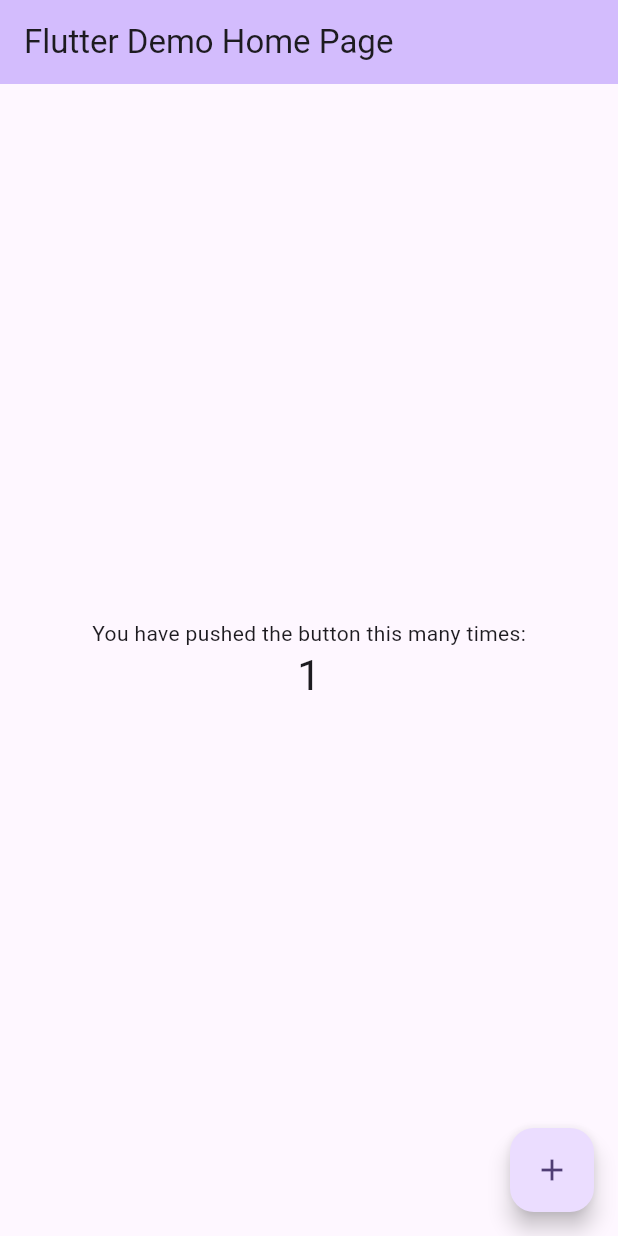
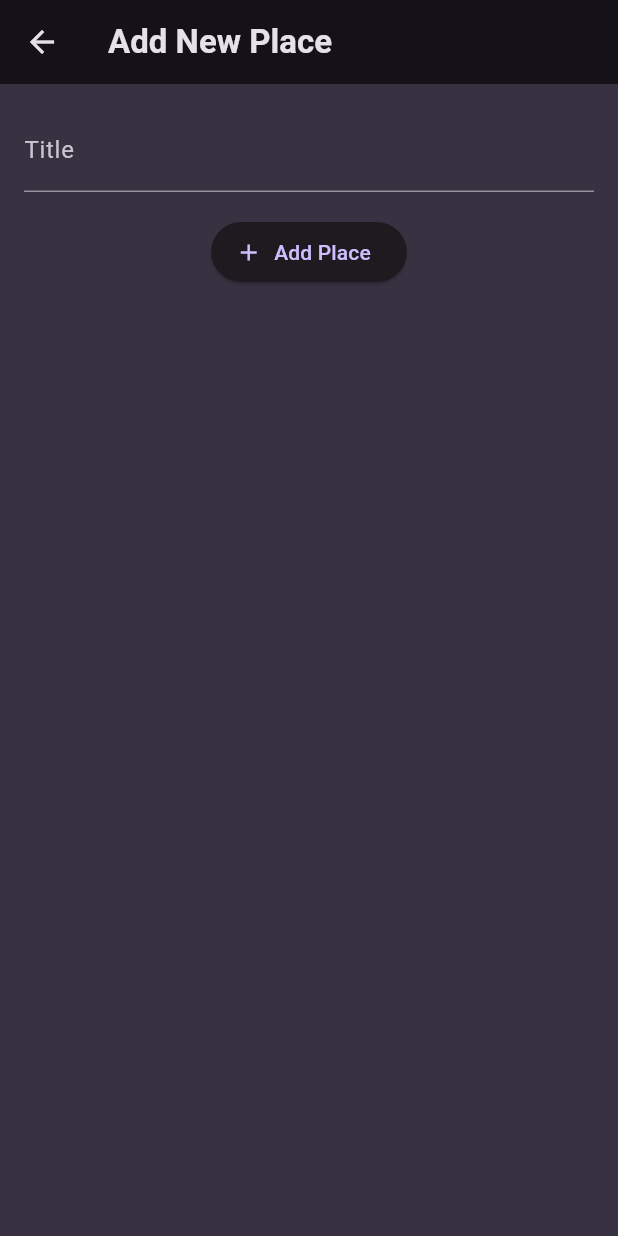
Before and after one commit to vetonmilaimi/flutter_favorite_places, a Flutter app: the screen it shows after launch, after a tap on the "add" icon, on a phone screen of 412 x 824 dp. Run offline on Flutter 3.47's test engine with Material 3 defaults, Android fonts, the phone set to English and light mode, and no system bars; our stand-ins replace flutter_riverpod, google_fonts.

Commit message:
Add screens, and ability to add place with global state

```diff
--- a/lib/main.dart
+++ b/lib/main.dart
@@ -1,125 +1,49 @@
 import 'package:flutter/material.dart';
+import 'package:flutter_riverpod/flutter_riverpod.dart';
+import 'package:google_fonts/google_fonts.dart';
+
+import 'package:favorite_places/screens/places.dart';
+
+final colorScheme = ColorScheme.fromSeed(
+  brightness: Brightness.dark,
+  seedColor: const Color.fromARGB(255, 102, 6, 247),
+  background: const Color.fromARGB(255, 56, 49, 66),
+);
+
+final theme = ThemeData().copyWith(
+  useMaterial3: true,
+  scaffoldBackgroundColor: colorScheme.background,
+  colorScheme: colorScheme,
+  textTheme: GoogleFonts.ubuntuCondensedTextTheme().copyWith(
+    titleSmall: GoogleFonts.ubuntuCondensed(
+      fontWeight: FontWeight.bold,
+    ),
+    titleMedium: GoogleFonts.ubuntuCondensed(
+      fontWeight: FontWeight.bold,
+    ),
+    titleLarge: GoogleFonts.ubuntuCondensed(
+      fontWeight: FontWeight.bold,
+    ),
+  ),
+);
 
 void main() {
-  runApp(const MyApp());
+  runApp(
+    const ProviderScope(
+      child: MyApp(),
+    ),
+  );
 }
 
 class MyApp extends StatelessWidget {
-  const MyApp({super.key});
+  const MyApp({Key? key}) : super(key: key);
 
-  // This widget is the root of your application.
   @override
   Widget build(BuildContext context) {
     return MaterialApp(
-      title: 'Flutter Demo',
-      theme: ThemeData(
-        // This is the theme of your application.
-        //
-        // TRY THIS: Try running your application with "flutter run". You'll see
-        // the application has a blue toolbar. Then, without quitting the app,
-        // try changing the seedColor in the colorScheme below to Colors.green
-        // and then invoke "hot reload" (save your changes or press the "hot
-        // reload" button in a Flutter-supported IDE, or press "r" if you used
-        // the command line to start the app).
-        //
-        // Notice that the counter didn't reset back to zero; the application
-        // state is not lost during the reload. To reset the state, use hot
-        // restart instead.
-        //
-        // This works for code too, not just values: Most code changes can be
-        // tested with just a hot reload.
-        colorScheme: ColorScheme.fromSeed(seedColor: Colors.deepPurple),
-        useMaterial3: true,
-      ),
-      home: const MyHomePage(title: 'Flutter Demo Home Page'),
+      title: 'Great Places',
+      theme: theme,
+      home: const PlacesScreen(),
     );
   }
 }
-
-class MyHomePage extends StatefulWidget {
-  const MyHomePage({super.key, required this.title});
-
-  // This widget is the home page of your application. It is stateful, meaning
-  // that it has a State object (defined below) that contains fields that affect
-  // how it looks.
-
-  // This class is the configuration for the state. It holds the values (in this
-  // case the title) provided by the parent (in this case the App widget) and
-  // used by the build method of the State. Fields in a Widget subclass are
-  // always marked "final".
-
-  final String title;
-
-  @override
-  State<MyHomePage> createState() => _MyHomePageState();
-}
-
-class _MyHomePageState extends State<MyHomePage> {
-  int _counter = 0;
-
-  void _incrementCounter() {
-    setState(() {
-      // This call to setState tells the Flutter framework that something has
-      // changed in this State, which causes it to rerun the build method below
-      // so that the display can reflect the updated values. If we changed
-      // _counter without calling setState(), then the build method would not be
-      // called again, and so nothing would appear to happen.
-      _counter++;
-    });
-  }
-
-  @override
-  Widget build(BuildContext context) {
-    // This method is rerun every time setState is called, for instance as done
-    // by the _incrementCounter method above.
-    //
-    // The Flutter framework has been optimized to make rerunning build methods
-    // fast, so that you can just rebuild anything that needs updating rather
-    // than having to individually change instances of widgets.
-    return Scaffold(
-      appBar: AppBar(
-        // TRY THIS: Try changing the color here to a specific color (to
-        // Colors.amber, perhaps?) and trigger a hot reload to see the AppBar
-        // change color while the other colors stay the same.
-        backgroundColor: Theme.of(context).colorScheme.inversePrimary,
-        // Here we take the value from the MyHomePage object that was created by
-        // the App.build method, and use it to set our appbar title.
-        title: Text(widget.title),
-      ),
-      body: Center(
-        // Center is a layout widget. It takes a single child and positions it
-        // in the middle of the parent.
-        child: Column(
-          // Column is also a layout widget. It takes a list of children and
-          // arranges them vertically. By default, it sizes itself to fit its
-          // children horizontally, and tries to be as tall as its parent.
-          //
-          // Column has various properties to control how it sizes itself and
-          // how it positions its children. Here we use mainAxisAlignment to
-          // center the children vertically; the main axis here is the vertical
-          // axis because Columns are vertical (the cross axis would be
-          // horizontal).
-          //
-          // TRY THIS: Invoke "debug painting" (choose the "Toggle Debug Paint"
-          // action in the IDE, or press "p" in the console), to see the
-          // wireframe for each widget.
-          mainAxisAlignment: MainAxisAlignment.center,
-          children: <Widget>[
-            const Text(
-              'You have pushed the button this many times:',
-            ),
-            Text(
-              '$_counter',
-              style: Theme.of(context).textTheme.headlineMedium,
-            ),
-          ],
-        ),
-      ),
-      floatingActionButton: FloatingActionButton(
-        onPressed: _incrementCounter,
-        tooltip: 'Increment',
-        child: const Icon(Icons.add),
-      ), // This trailing comma makes auto-formatting nicer for build methods.
-    );
-  }
-}
--- /dev/null
+++ b/lib/models/place.dart
@@ -0,0 +1,12 @@
+import 'package:uuid/uuid.dart';
+
+const uuid = Uuid();
+
+class Place {
+  Place({
+    required this.title,
+  }) : id = uuid.v4();
+
+  final String id;
+  final String title;
+}
--- /dev/null
+++ b/lib/providers/user_places.dart
@@ -0,0 +1,17 @@
+import 'package:favorite_places/models/place.dart';
+import 'package:flutter_riverpod/flutter_riverpod.dart';
+
+class UserPlacesNotifier extends StateNotifier<List<Place>> {
+  UserPlacesNotifier() : super(const []);
+
+  void addPlace(String title) {
+    final newPlace = Place(title: title);
+
+    state = [newPlace, ...state];
+  }
+}
+
+final userPlacesProvider =
+    StateNotifierProvider<UserPlacesNotifier, List<Place>>(
+  (ref) => UserPlacesNotifier(),
+);
--- /dev/null
+++ b/lib/screens/add_place.dart
@@ -0,0 +1,70 @@
+import 'package:flutter/material.dart';
+
+import 'package:flutter_riverpod/flutter_riverpod.dart';
+import 'package:favorite_places/providers/user_places.dart';
+
+class AddPlaceScreen extends ConsumerStatefulWidget {
+  const AddPlaceScreen({super.key});
+
+  @override
+  ConsumerState<AddPlaceScreen> createState() {
+    return _AddPlaceScreenState();
+  }
+}
+
+class _AddPlaceScreenState extends ConsumerState<AddPlaceScreen> {
+  final _titleController = TextEditingController();
+
+  void _savePlace() {
+    final enteredTitle = _titleController.text;
+
+    print(enteredTitle);
+
+    if (enteredTitle.isEmpty) {
+      return;
+    }
+
+    ref.read(userPlacesProvider.notifier).addPlace(enteredTitle);
+
+    Navigator.of(context).pop();
+  }
+
+  @override
+  void dispose() {
+    _titleController.dispose();
+    super.dispose();
+  }
+
+  @override
+  Widget build(BuildContext context) {
+    return Scaffold(
+      appBar: AppBar(
+        title: const Text('Add New Place'),
+      ),
+      body: SingleChildScrollView(
+        padding: const EdgeInsets.all(16),
+        child: Column(
+          children: [
+            TextField(
+              decoration: const InputDecoration(
+                label: Text('Title'),
+              ),
+              controller: _titleController,
+              style: TextStyle(
+                color: Theme.of(context).colorScheme.onBackground,
+              ),
+            ),
+            const SizedBox(
+              height: 16,
+            ),
+            ElevatedButton.icon(
+              onPressed: _savePlace,
+              icon: const Icon(Icons.add),
+              label: const Text('Add Place'),
+            )
+          ],
+        ),
+      ),
+    );
+  }
+}
--- /dev/null
+++ b/lib/screens/places.dart
@@ -0,0 +1,35 @@
+import 'package:favorite_places/providers/user_places.dart';
+import 'package:favorite_places/screens/add_place.dart';
+import 'package:favorite_places/widgets/places_list.dart';
+import 'package:flutter/material.dart';
+import 'package:flutter_riverpod/flutter_riverpod.dart';
+
+class PlacesScreen extends ConsumerWidget {
+  const PlacesScreen({super.key});
+
+  @override
+  Widget build(BuildContext context, WidgetRef ref) {
+    final userPlaces = ref.watch(userPlacesProvider);
+
+    return Scaffold(
+      appBar: AppBar(
+        title: const Text('Your Places'),
+        actions: [
+          IconButton(
+            icon: const Icon(Icons.add),
+            onPressed: () {
+              Navigator.of(context).push(
+                MaterialPageRoute(
+                  builder: (ctx) => const AddPlaceScreen(),
+                ),
+              );
+            },
+          ),
+        ],
+      ),
+      body: PlacesList(
+        places: userPlaces,
+      ),
+    );
+  }
+}
--- /dev/null
+++ b/lib/screens/places_detail.dart
@@ -0,0 +1,25 @@
+import 'package:favorite_places/models/place.dart';
+import 'package:flutter/material.dart';
+
+class PlaceDetailScreen extends StatelessWidget {
+  const PlaceDetailScreen({super.key, required this.place});
+
+  final Place place;
+
+  @override
+  Widget build(BuildContext context) {
+    return Scaffold(
+      appBar: AppBar(
+        title: Text(place.title),
+      ),
+      body: Center(
+        child: Text(
+          place.title,
+          style: Theme.of(context).textTheme.bodyLarge!.copyWith(
+                color: Theme.of(context).colorScheme.onBackground,
+              ),
+        ),
+      ),
+    );
+  }
+}
--- /dev/null
+++ b/lib/widgets/places_list.dart
@@ -0,0 +1,43 @@
+import 'package:favorite_places/models/place.dart';
+import 'package:favorite_places/screens/places_detail.dart';
+import 'package:flutter/material.dart';
+
+class PlacesList extends StatelessWidget {
+  const PlacesList({super.key, required this.places});
+
+  final List<Place> places;
+
+  @override
+  Widget build(BuildContext context) {
+    if (places.isEmpty) {
+      return Center(
+        child: Text(
+          'No places',
+          style: Theme.of(context)
+              .textTheme
+              .bodyLarge!
+              .copyWith(color: Theme.of(context).colorScheme.onBackground),
+        ),
+      );
+    }
+
+    return ListView.builder(
+      itemCount: places.length,
+      itemBuilder: (ctx, index) => ListTile(
+        title: Text(
+          places[index].title,
+          style: Theme.of(context).textTheme.titleMedium!.copyWith(
+                color: Theme.of(context).colorScheme.onBackground,
+              ),
+        ),
+        onTap: () {
+          Navigator.of(context).push(
+            MaterialPageRoute(
+              builder: (ctx) => PlaceDetailScreen(place: places[index]),
+            ),
+          );
+        },
+      ),
+    );
+  }
+}
--- a/pubspec.yaml
+++ b/pubspec.yaml
@@ -35,6 +35,9 @@ dependencies:
   # The following adds the Cupertino Icons font to your application.
   # Use with the CupertinoIcons class for iOS style icons.
   cupertino_icons: ^1.0.2
+  google_fonts: ^6.1.0
+  uuid: ^4.2.2
+  flutter_riverpod: ^2.4.9
 
 dev_dependencies:
   flutter_test:
```
Also changed, not shown: pubspec.lock, 1 other file.
